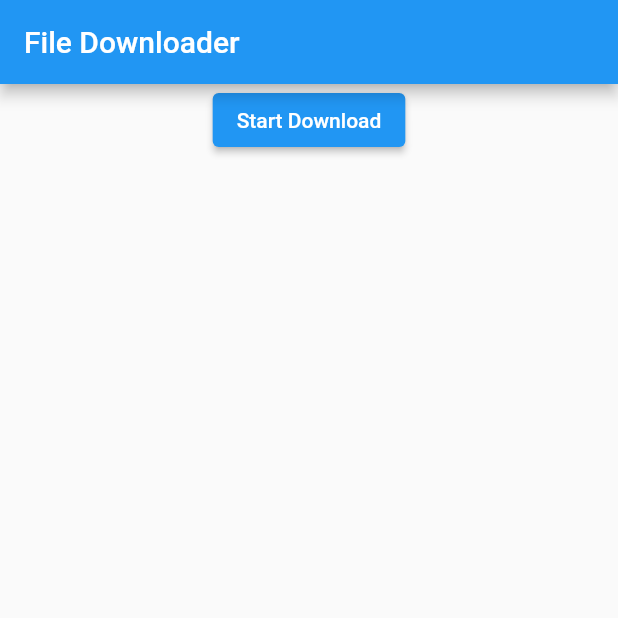
After one commit to jigarfumakiya/downloader_app, a Flutter app: the screen it shows after launch, after a tap on "Start Download", on a phone screen of 412 x 824 dp, the top half of it. The commit adds this screen. Run offline on Flutter 3.47's test engine with Material 2 defaults, Android fonts, the phone set to English and light mode, and no system bars; our stand-ins replace flutter_screenutil, permission_handler; network calls fail.

Commit message:
Added mason and Started working on Download Service.

```diff
--- /dev/null
+++ b/lib/core/service/downloader_service/download_service.dart
@@ -0,0 +1,285 @@
+/**
+ * @Author: Jigar Fumakiya
+ * @Date: 28/03/23
+ * @Project: downloader_app
+ * download_service
+ */
+
+import 'dart:async';
+import 'dart:io';
+import 'dart:math';
+
+import 'package:path/path.dart' as p;
+import 'package:path_provider/path_provider.dart';
+
+/// Global [typedef] that returns a `int` with the current byte on download
+/// and another `int` with the total of bytes of the file.
+typedef ProgressCallback = void Function(int count, int total);
+
+/// Global [typedef] that returns a `string` with download file path
+typedef ProgressDoneCallback = void Function(String filepath);
+
+// class DownloadService {
+//   final List<String> _downloadIds = [];
+//
+//   final StreamController<double> _progressController =
+//   StreamController<double>.broadcast();
+//
+//   Stream<double> get progressStream => _progressController.stream;
+//
+//   final List<HttpClient> _httpClients = [];
+//   final Map<String, String> _downloadPaths = {};
+//   final Map<String, RandomAccessFile> _rafMap = {};
+//   final Map<String, int> _bytesReceivedMap = {};
+//   final Map<String, List<Completer<void>>> _completerMap = {};
+//   final Map<String, List<String>> _hostsMap = {};
+//   final StreamController<double> _progressController =
+//   StreamController<double>.broadcast();
+//
+//   Future<String> _getDownloadDirectory() async {
+//     if (Platform.isAndroid) {
+//       return (await getExternalStorageDirectory())!.path;
+//     } else {
+//       return (await getDownloadsDirectory())!.path;
+//     }
+//   }
+//
+//   Future<void> downloadFile(String url) async {
+//     final String dir = await _getDownloadDirectory();
+//     final HttpClient httpClient = HttpClient();
+//     final HttpClientRequest request = await httpClient.getUrl(Uri.parse(url));
+//     final HttpClientResponse response = await request.close();
+//     final int contentLength =
+//     int.parse(response.headers.value('content-length') ?? '0');
+//     final File file = File('$dir/${DateTime
+//         .now()
+//         .millisecondsSinceEpoch}');
+//     final RandomAccessFile raf = file.openSync(mode: FileMode.write);
+//     int bytesReceived = 0;
+//
+//     response.listen(
+//           (List<int> data) {
+//         bytesReceived += data.length;
+//         final double progress = bytesReceived / contentLength;
+//         _progressController.add(progress);
+//
+//         raf.writeFromSync(data);
+//       },
+//       onDone: () {
+//         raf.closeSync();
+//         httpClient.close();
+//       },
+//       onError: (error) {
+//         print(error);
+//         raf.closeSync();
+//         httpClient.close();
+//       },
+//       cancelOnError: true,
+//     );
+//   }
+//
+//
+//   Future<void> downloadFile({required String url,
+//     required int fileSize,
+//     int chunkSize = 1024 * 1024}) async {
+//     final String dir = await _getDownloadDirectory();
+//     final String fileName = url
+//         .split('/')
+//         .last;
+//     final String filePath = '$dir/$fileName';
+//
+//     if (_httpClients.length >= 5) {
+//       // Limit number of active download connections to 5
+//       final completer = Completer<void>();
+//       _completerMap[url]?.add(completer);
+//       await completer.future;
+//       return;
+//     }
+//
+//     if (await File(filePath).exists()) {
+//       // File already exists, notify completer(s)
+//       _completerMap[url]?.forEach((completer) {
+//         completer.complete();
+//       });
+//       _completerMap[url] = [];
+//       return;
+//     }
+//
+//     final List<String> hosts = await _getHosts(url);
+//     final List<Completer<void>> completers = [];
+//
+//     for (int i = 0; i < hosts.length; i++) {
+//       final int offset = i * chunkSize;
+//       final int length = min(chunkSize, fileSize - offset);
+//       final String chunkUrl = '$hosts[i]$url';
+//       final HttpClient httpClient = HttpClient();
+//       final HttpClientRequest request =
+//       await httpClient.getUrl(Uri.parse(chunkUrl));
+//       request.headers.add('Range', 'bytes=$offset-${offset + length - 1}');
+//       final HttpClientResponse response = await request.close();
+//       final RandomAccessFile raf = File(filePath).openSync(
+//           mode: FileMode.write);
+//       raf.setPositionSync(offset);
+//
+//       _httpClients.add(httpClient);
+//       _downloadPaths[chunkUrl] = filePath;
+//       _rafMap[chunkUrl] = raf;
+//       _bytesReceivedMap[chunkUrl] = offset;
+//
+//       final completer = Completer<void>();
+//       completers.add(completer);
+//       _completerMap[chunkUrl] = [completer];
+//
+//       response.listen(
+//               (List<int> data) {
+//             final int bytesReceived = _bytesReceivedMap[chunkUrl]!;
+//             final double progress = (bytesReceived + data.length) / fileSize;
+//             _progressController.add(progress);
+//
+//             _rafMap[chunkUrl]!.writeFromSync(data);
+//             _bytesReceivedMap[chunkUrl] = bytesReceived + data.length;
+//           },
+//           onDone: () {
+//             _rafMap[chunkUrl]!.closeSync();
+//           },
+//           onError: (error) {
+//             print(error);
+//             raf.closeSync();
+//             httpClient.close();
+//           });
+//     }
+//   }
+
+class DownloadService {
+  static const int _chunkSize = (1024 * 4) * (1024 * 4); // 16 MB
+  int _progress = 0;
+
+  DownloadService();
+
+  Future<void> downloadFile(String magnetUri, String savePath) async {
+    final List<Completer<void>> completerList = [];
+    final int contentLength = await _getContentLength(magnetUri);
+
+    // Create directory
+    final dir = Directory(savePath).parent;
+    if (!await dir.exists()) {
+      await dir.create(recursive: true);
+    }
+
+    final int numberOfChunks = (contentLength / _chunkSize).ceil();
+    final List<Range> ranges = _splitRange(contentLength, numberOfChunks);
+
+    final List<File> downloadedFiles = [];
+
+    await Future.wait(ranges.map((range) async {
+      print('Range $range ');
+      final completer = Completer<void>();
+      completerList.add(completer);
+      final dirPath = await _getDownloadDirectory();
+      final filePath =
+          '$dirPath/${range.start}-${range.end}-${p.basename(magnetUri)}';
+      final dir = Directory(filePath).parent;
+      if (!await dir.exists()) {
+        await dir.create(recursive: true);
+      }
+      await _downloadChunk(
+        magnetUri,
+        filePath,
+        range.start,
+        range.end,
+        contentLength,
+        (count, total) {
+          _progress += count;
+          final progress = _progress / contentLength * 100;
+          print(
+              'Download progress: ${progress.toStringAsFixed(2)}  MB ${_progress / 1000000}');
+        },
+      ).then(
+        (value) {
+          downloadedFiles.add(File(filePath));
+          completer.complete();
+        },
+      ).catchError((error) => completer.completeError(error));
+
+      // Verify sequence of downloaded files
+      final outputFile = File(savePath);
+      await outputFile.writeAsBytes(
+        downloadedFiles
+            .expand((f) => f.readAsBytesSync())
+            .toList(growable: false),
+      );
+    }));
+  }
+
+  Future<String> _getDownloadDirectory() async {
+    if (Platform.isAndroid) {
+      // return (await getExternalStorageDirectory())!.path;
+      return (await getApplicationDocumentsDirectory()).path;
+    } else {
+      return (await getDownloadsDirectory())!.path;
+    }
+  }
+
+  List<Range> _splitRange(int contentLength, int numberOfChunks) {
+    final List<Range> ranges = [];
+    for (int i = 0; i < numberOfChunks; i++) {
+      final start = i * _chunkSize;
+      final end = min(start + _chunkSize - 1, contentLength);
+      ranges.add(Range(start, end));
+    }
+    return ranges;
+  }
+
+  Future<int> _getContentLength(String magnetUri) async {
+    final client = HttpClient();
+    final uri = Uri.parse(magnetUri);
+    final request = await client.getUrl(uri);
+    final response = await request.close();
+    final contentLength =
+        int.parse(response.headers.value(HttpHeaders.contentLengthHeader)!);
+    client.close();
+    return contentLength;
+  }
+
+  Future<void> _downloadChunk(String magnetUri, String savePath, int start,
+      int end, int contentLength, ProgressCallback progressCallback) async {
+    final client = HttpClient();
+    final uri = Uri.parse(magnetUri);
+    final request = await client.getUrl(uri);
+
+    request.headers.set(HttpHeaders.rangeHeader, 'bytes=$start-$end');
+    final response = await request.close();
+
+    if (response.statusCode == HttpStatus.partialContent) {
+      final file = File(savePath);
+      // final randomAccessFile = file.openSync(mode: FileMode.write);
+      final randomAccessFile = await file.open(mode: FileMode.writeOnlyAppend);
+      final completer = Completer();
+
+      response.listen((List<int> data) async {
+        randomAccessFile.writeFromSync(data);
+        print('Range Header bytes=$start-$end Filepath $file');
+        progressCallback(data.length, end - start + 1);
+      }, onDone: () {
+        randomAccessFile.closeSync();
+        completer.complete();
+      }, onError: (error) {
+        randomAccessFile.closeSync();
+        completer.completeError(error);
+      });
+
+      await completer.future;
+    } else {
+      throw Exception('Failed to download chunk from $magnetUri');
+    }
+
+    client.close();
+  }
+}
+
+class Range {
+  final int start;
+  final int end;
+
+  Range(this.start, this.end);
+}
--- /dev/null
+++ b/lib/features/home/domain/repositories/home_repository.dart
@@ -0,0 +1,3 @@
+abstract class HomeRepository {
+
+}
--- /dev/null
+++ b/lib/features/home/presentation/widget/home_widget.dart
@@ -0,0 +1,75 @@
+import 'dart:io';
+
+import 'package:downloader_app/core/service/downloader_service/download_service.dart';
+import 'package:flutter/material.dart';
+import 'package:path/path.dart' as p;
+import 'package:path_provider/path_provider.dart';
+import 'package:permission_handler/permission_handler.dart';
+
+class HomeWidget extends StatefulWidget {
+  const HomeWidget({Key? key}) : super(key: key);
+
+  @override
+  State<HomeWidget> createState() => _HomeWidgetState();
+}
+
+class _HomeWidgetState extends State<HomeWidget> {
+  @override
+  void initState() {
+    super.initState();
+    askPermission();
+  }
+
+  Future<void> askPermission() async {
+    var status = await Permission.storage.request();
+    if (status.isGranted) {
+      print('You have storage permssion');
+    } else {
+      print('You have storage permssion ${status.toString()}');
+    }
+  }
+
+  Future<String> _getDownloadDirectory() async {
+    if (Platform.isAndroid) {
+      // return (await getExternalStorageDirectory())!.path;
+      return (await getApplicationDocumentsDirectory()).path;
+    } else {
+      return (await getDownloadsDirectory())!.path;
+    }
+  }
+
+  @override
+  Widget build(BuildContext context) {
+    return Scaffold(
+      appBar: AppBar(title: Text('File Downloader')),
+      body: _buildHomeBody(),
+    );
+  }
+
+  Widget _buildHomeBody() {
+    return Column(
+      children: <Widget>[
+        Center(
+          child: ElevatedButton(
+            onPressed: onDownloadTap,
+            child: Text('Start Download'),
+          ),
+        )
+      ],
+    );
+  }
+
+  Future<void> onDownloadTap() async {
+    // const url = "http://commondatastorage.googleapis.com/gtv-videos-bucket/sample/BigBuckBunny.mp4";
+    const url = "https://jsoncompare.org/LearningContainer/SampleFiles/Video/MP4/Sample-MP4-Video-File-Download.mp4"; // 50 MB
+    // const url = "https://jsoncompare.org/LearningContainer/SampleFiles/Video/MP4/Sample-MP4-Video-File-for-Testing.mp4";
+
+
+    final fileName = p.basename(url);
+    final path = await _getDownloadDirectory();
+    final fullPath = '$path/$fileName';
+    print(fullPath);
+
+    DownloadService().downloadFile(url, fullPath);
+  }
+}
--- /dev/null
+++ b/mason-lock.json
@@ -0,0 +1 @@
+{"bricks":{"clean_architecture_feature":"0.0.5"}}
```
Also changed, not shown: lib/features/home/data/datasource/home_remote_source.dart (added, +8 -0 lines), lib/features/home/data/repositories/home_repository_impl.dart (added, +11 -0 lines), lib/features/home/domain/usecase/home_use_case.dart (added, +11 -0 lines), lib/main.dart (+10 -101 lines), mason.yaml (added, +13 -0 lines), pubspec.yaml (+6 -15 lines), .mason/bricks.json (added), lib/features/home/data/models/home_network.dart (added), pubspec.lock, 19 other files.
